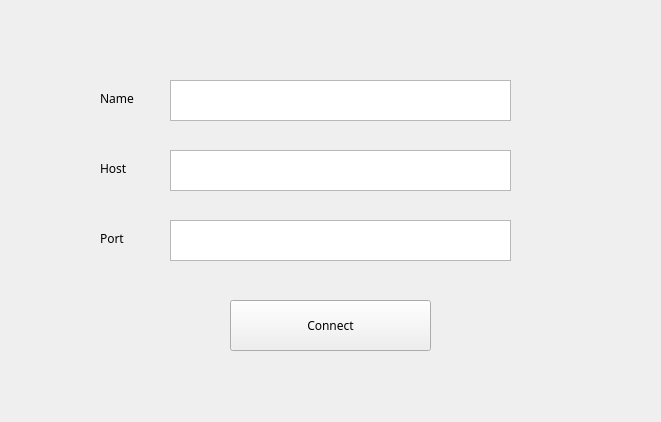
ProDefense/Avocado, file src/operator/gui/resources/ui/connect_screen.ui: the form before one commit.
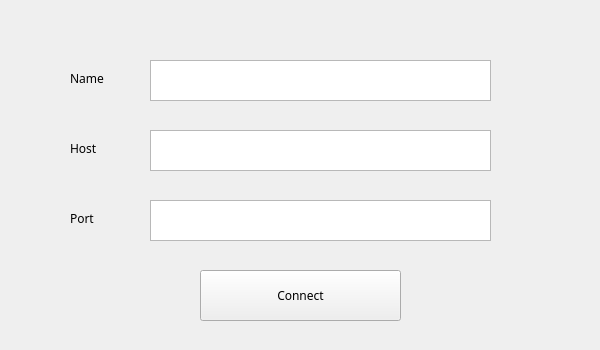
The form after the commit.

Commit message: Resized connect screen

The edit to the form file:
```diff
--- a/src/operator/gui/resources/ui/connect_screen.ui
+++ b/src/operator/gui/resources/ui/connect_screen.ui
@@ -6,10 +6,22 @@
    <rect>
     <x>0</x>
     <y>0</y>
-    <width>661</width>
-    <height>422</height>
+    <width>600</width>
+    <height>350</height>
    </rect>
   </property>
+  <property name="minimumSize">
+   <size>
+    <width>600</width>
+    <height>350</height>
+   </size>
+  </property>
+  <property name="maximumSize">
+   <size>
+    <width>600</width>
+    <height>350</height>
+   </size>
+  </property>
   <property name="font">
    <font>
     <family>Monaco</family>
@@ -42,8 +54,8 @@
      <widget class="QTextEdit" name="Host">
       <property name="geometry">
        <rect>
-        <x>170</x>
-        <y>150</y>
+        <x>150</x>
+        <y>130</y>
         <width>341</width>
         <height>41</height>
        </rect>
@@ -52,8 +64,8 @@
      <widget class="QTextEdit" name="Name">
       <property name="geometry">
        <rect>
-        <x>170</x>
-        <y>80</y>
+        <x>150</x>
+        <y>60</y>
         <width>341</width>
         <height>41</height>
        </rect>
@@ -62,8 +74,8 @@
      <widget class="QTextEdit" name="Port">
       <property name="geometry">
        <rect>
-        <x>170</x>
-        <y>220</y>
+        <x>150</x>
+        <y>200</y>
         <width>341</width>
         <height>41</height>
        </rect>
@@ -72,8 +84,8 @@
      <widget class="QPushButton" name="connectButton">
       <property name="geometry">
        <rect>
-        <x>230</x>
-        <y>300</y>
+        <x>200</x>
+        <y>270</y>
         <width>201</width>
         <height>51</height>
        </rect>
@@ -85,8 +97,8 @@
      <widget class="QLabel" name="label">
       <property name="geometry">
        <rect>
-        <x>100</x>
-        <y>160</y>
+        <x>70</x>
+        <y>140</y>
         <width>58</width>
         <height>16</height>
        </rect>
@@ -98,8 +110,8 @@
      <widget class="QLabel" name="label_2">
       <property name="geometry">
        <rect>
-        <x>100</x>
-        <y>230</y>
+        <x>70</x>
+        <y>210</y>
         <width>58</width>
         <height>16</height>
        </rect>
@@ -111,8 +123,8 @@
      <widget class="QLabel" name="label_3">
       <property name="geometry">
        <rect>
-        <x>100</x>
-        <y>90</y>
+        <x>70</x>
+        <y>70</y>
         <width>58</width>
         <height>16</height>
        </rect>
```
The commit also changes 1 other file.
